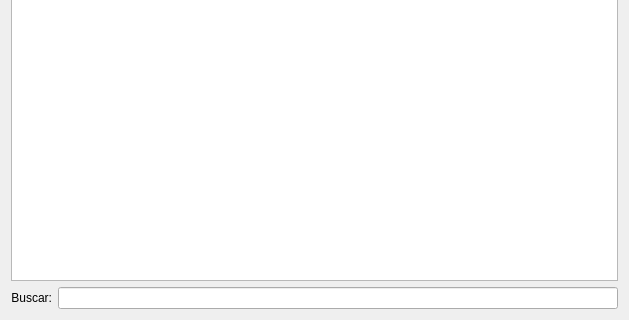
Old version of the form ui/widgetfinanceirocompra.ui in the repository darktorres/ERP-STACCATO; both pictures show x 0 to 629 and y 164 to 484 of the 629 by 484 pixel window.
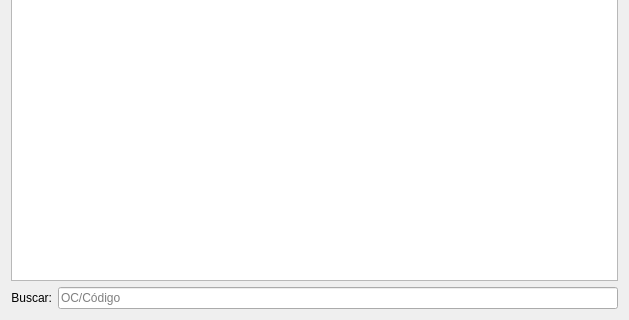
New version of the form. Custom widgets are drawn as their Qt base class.

What changed in the file:
```diff
--- a/ui/widgetfinanceirocompra.ui
+++ b/ui/widgetfinanceirocompra.ui
@@ -32,6 +32,9 @@
      <property name="enabled">
       <bool>true</bool>
      </property>
+     <property name="placeholderText">
+      <string>OC/Código</string>
+     </property>
     </widget>
    </item>
    <item row="0" column="0" colspan="2">
```
